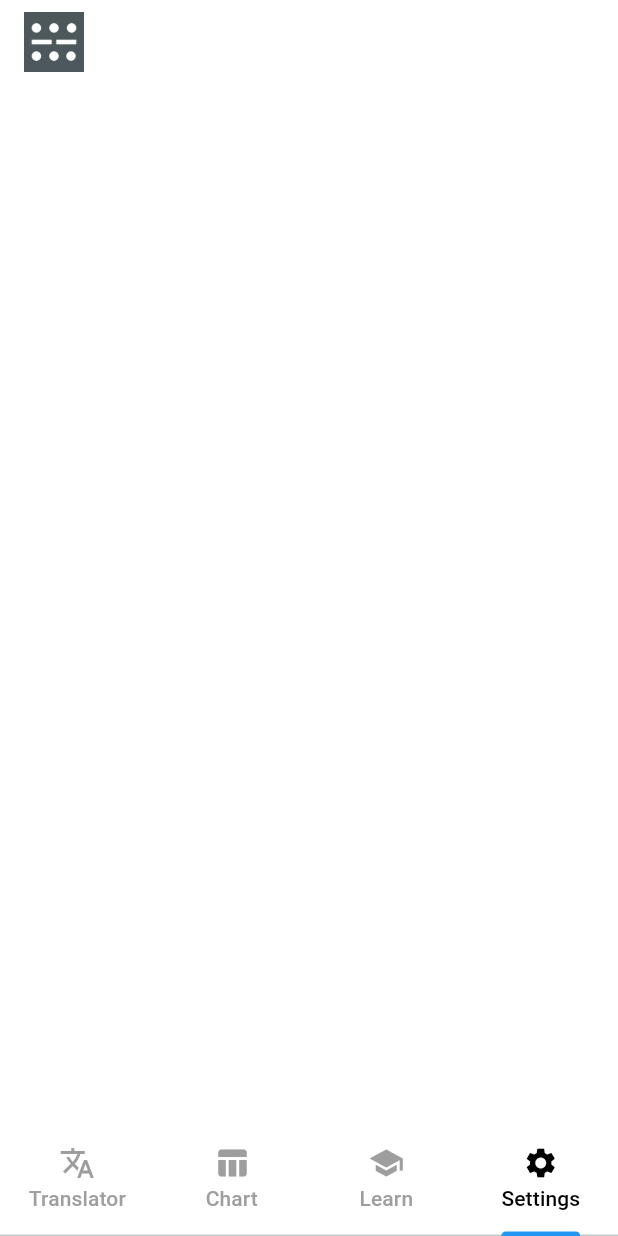
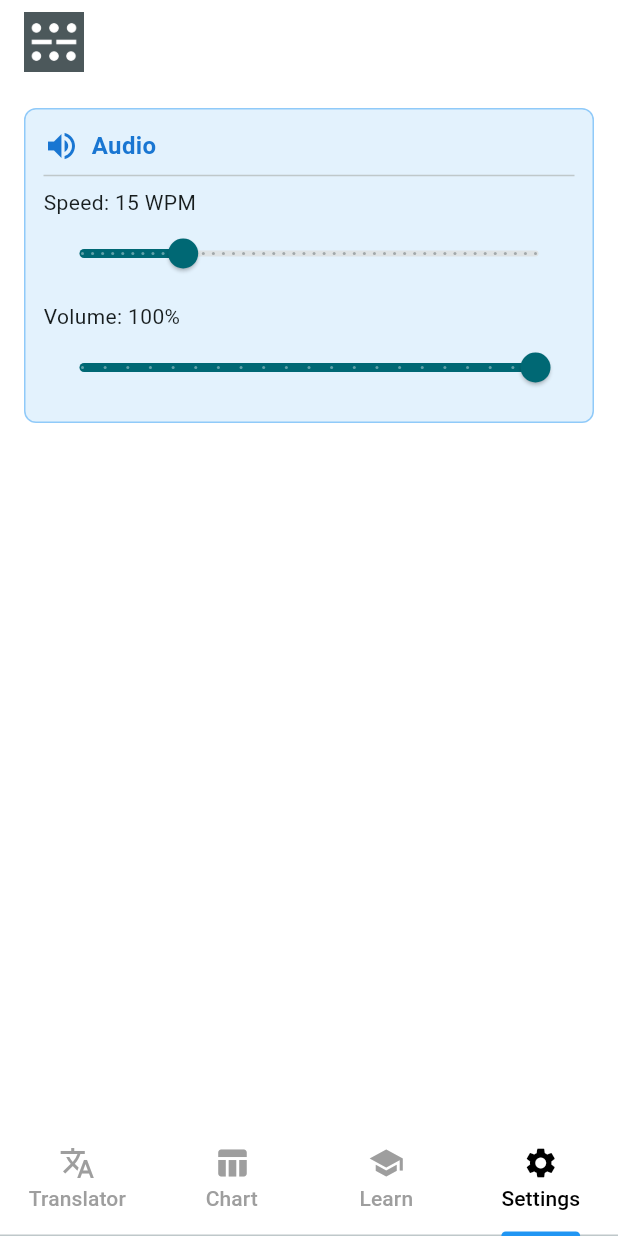
Before and after one commit to Kuantark/morse_code_translator_app, a Flutter app: the screen it shows after launch, item 4 of the bottom bar chosen, on a phone screen of 412 x 824 dp. Run offline on Flutter 3.47's test engine with Material 3 defaults, Android fonts, the phone set to English and light mode, and no system bars; our stand-ins replace audioplayers, google_mobile_ads, shared_preferences; network calls fail.

Commit message:
feat: add audio settings to settings page with SharedPreferences persistence
Audio settings (WPM, volume) are now accessible from both the Settings
page and the Translator bottom sheet, sharing the same state and
persisting across app restarts via SharedPreferences.

Co-Authored-By: Claude Opus 4.6 <noreply@anthropic.com>

```diff
--- a/lib/models/audio_settings.dart
+++ b/lib/models/audio_settings.dart
@@ -1,4 +1,9 @@
+import 'package:shared_preferences/shared_preferences.dart';
+
 class AudioSettings {
+  static const _keyWpm = 'audio_wpm';
+  static const _keyVolume = 'audio_volume';
+
   double wpm;
   double volume;
 
@@ -10,4 +15,16 @@ class AudioSettings {
   int get symbolGap => unitDurationMs;
   int get letterGap => unitDurationMs * 3;
   int get wordGap => unitDurationMs * 7;
+
+  Future<void> load() async {
+    final prefs = await SharedPreferences.getInstance();
+    wpm = prefs.getDouble(_keyWpm) ?? 15;
+    volume = prefs.getDouble(_keyVolume) ?? 1.0;
+  }
+
+  Future<void> save() async {
+    final prefs = await SharedPreferences.getInstance();
+    await prefs.setDouble(_keyWpm, wpm);
+    await prefs.setDouble(_keyVolume, volume);
+  }
 }
--- a/lib/pages/home_page.dart
+++ b/lib/pages/home_page.dart
@@ -25,11 +25,12 @@ class _HomePageState extends State<HomePage>
     super.initState();
     _tabController = TabController(length: 4, vsync: this);
     _tabController.addListener(() {
-      // Rebuild to update banner visibility when switching tabs
+      // Rebuild to update banner visibility and sync settings UI when switching tabs
       if (!_tabController.indexIsChanging) {
         setState(() {});
       }
     });
+    _audioService.init();
   }
 
   @override
@@ -57,7 +58,7 @@ class _HomePageState extends State<HomePage>
                 TranslatorPage(audioService: _audioService),
                 ChartPage(audioService: _audioService),
                 LearnPage(audioService: _audioService),
-                const SettingsPage(),
+                SettingsPage(audioService: _audioService),
               ],
             ),
           ),
--- a/lib/pages/settings_page.dart
+++ b/lib/pages/settings_page.dart
@@ -1,9 +1,12 @@
 import 'package:flutter/foundation.dart';
 import 'package:flutter/material.dart';
 import '../services/ad_service.dart';
+import '../services/morse_audio_service.dart';
 
 class SettingsPage extends StatefulWidget {
-  const SettingsPage({super.key});
+  final MorseAudioService audioService;
+
+  const SettingsPage({super.key, required this.audioService});
 
   @override
   State<SettingsPage> createState() => _SettingsPageState();
@@ -14,9 +17,66 @@ class _SettingsPageState extends State<SettingsPage> {
 
   @override
   Widget build(BuildContext context) {
+    final settings = widget.audioService.settings;
+
     return ListView(
       padding: const EdgeInsets.all(16),
       children: [
+        // Audio settings
+        Container(
+          padding: const EdgeInsets.all(12),
+          decoration: BoxDecoration(
+            color: Colors.blue.shade50,
+            borderRadius: BorderRadius.circular(8),
+            border: Border.all(color: Colors.blue.shade200),
+          ),
+          child: Column(
+            crossAxisAlignment: CrossAxisAlignment.start,
+            children: [
+              Row(
+                children: [
+                  Icon(Icons.volume_up, color: Colors.blue[700]),
+                  const SizedBox(width: 8),
+                  Text(
+                    'Audio',
+                    style: TextStyle(
+                      fontSize: 16,
+                      fontWeight: FontWeight.bold,
+                      color: Colors.blue[700],
+                    ),
+                  ),
+                ],
+              ),
+              const Divider(),
+              Text('Speed: ${settings.wpm.round()} WPM'),
+              Slider(
+                value: settings.wpm,
+                min: 5,
+                max: 50,
+                divisions: 45,
+                label: '${settings.wpm.round()} WPM',
+                onChanged: (value) {
+                  setState(() => settings.wpm = value);
+                  settings.save();
+                },
+              ),
+              const SizedBox(height: 8),
+              Text('Volume: ${(settings.volume * 100).round()}%'),
+              Slider(
+                value: settings.volume,
+                min: 0.0,
+                max: 1.0,
+                divisions: 20,
+                label: '${(settings.volume * 100).round()}%',
+                onChanged: (value) {
+                  setState(() => settings.volume = value);
+                  settings.save();
+                },
+              ),
+            ],
+          ),
+        ),
+        const SizedBox(height: 16),
         // Developer section - debug mode only
         if (kDebugMode) ...[
           Container(
--- a/lib/pages/translator_page.dart
+++ b/lib/pages/translator_page.dart
@@ -84,6 +84,7 @@ class _TranslatorPageState extends State<TranslatorPage> {
                     label: '${settings.wpm.round()} WPM',
                     onChanged: (value) {
                       setModalState(() => settings.wpm = value);
+                      settings.save();
                     },
                   ),
                   const SizedBox(height: 8),
@@ -96,6 +97,7 @@ class _TranslatorPageState extends State<TranslatorPage> {
                     label: '${(settings.volume * 100).round()}%',
                     onChanged: (value) {
                       setModalState(() => settings.volume = value);
+                      settings.save();
                     },
                   ),
                 ],
--- a/lib/services/morse_audio_service.dart
+++ b/lib/services/morse_audio_service.dart
@@ -9,6 +9,10 @@ class MorseAudioService {
   bool _isPlaying = false;
 
   bool get isPlaying => _isPlaying;
+
+  Future<void> init() async {
+    await settings.load();
+  }
 
   Future<void> playMorseCode(String morseString) async {
     if (_isPlaying) return;
--- a/pubspec.yaml
+++ b/pubspec.yaml
@@ -40,6 +40,7 @@ dependencies:
   flutter_sound: ^9.23.1
   permission_handler: ^11.3.1
   google_mobile_ads: ^6.0.0
+  shared_preferences: ^2.5.4
 
 flutter_launcher_icons:
   android: "ic_launcher"
```
Also changed, not shown: pubspec.lock, 2 other files.
